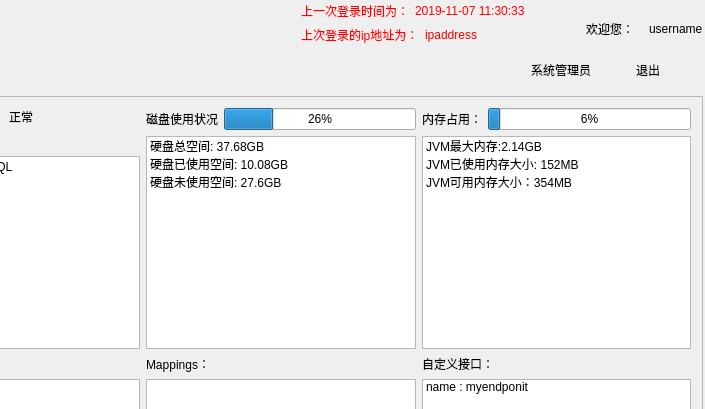
Old version of the form client/SystemAdminClient/systemadminwidget.ui in the repository Sneaker001333/CloudStorage; both pictures show x 419 to 1124 and y 0 to 409 of the 1124 by 610 pixel window.
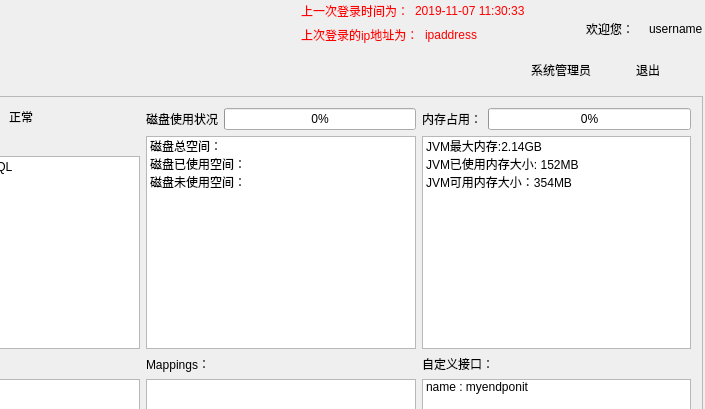
New version of the form. Icons and pictures are not drawn.

Commit message: Use set instead of add

```diff
--- a/client/SystemAdminClient/systemadminwidget.ui
+++ b/client/SystemAdminClient/systemadminwidget.ui
@@ -534,7 +534,7 @@
                           <item>
                            <widget class="QProgressBar" name="progressBar">
                             <property name="value">
-                             <number>26</number>
+                             <number>0</number>
                             </property>
                            </widget>
                           </item>
@@ -544,17 +544,17 @@
                          <widget class="QListWidget" name="listWidget">
                           <item>
                            <property name="text">
-                            <string>硬盘总空间: 37.68GB</string>
+                            <string>磁盘总空间：</string>
                            </property>
                           </item>
                           <item>
                            <property name="text">
-                            <string>硬盘已使用空间: 10.08GB</string>
+                            <string>磁盘已使用空间：</string>
                            </property>
                           </item>
                           <item>
                            <property name="text">
-                            <string>硬盘未使用空间: 27.6GB</string>
+                            <string>磁盘未使用空间：</string>
                            </property>
                           </item>
                          </widget>
@@ -579,7 +579,7 @@
                           <item>
                            <widget class="QProgressBar" name="progressBar_2">
                             <property name="value">
-                             <number>6</number>
+                             <number>0</number>
                             </property>
                            </widget>
                           </item>
```
The commit also changes 1 other file.
